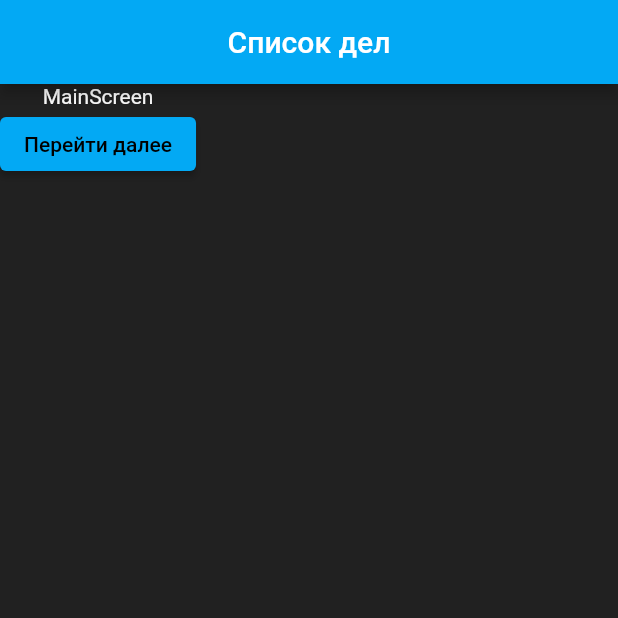
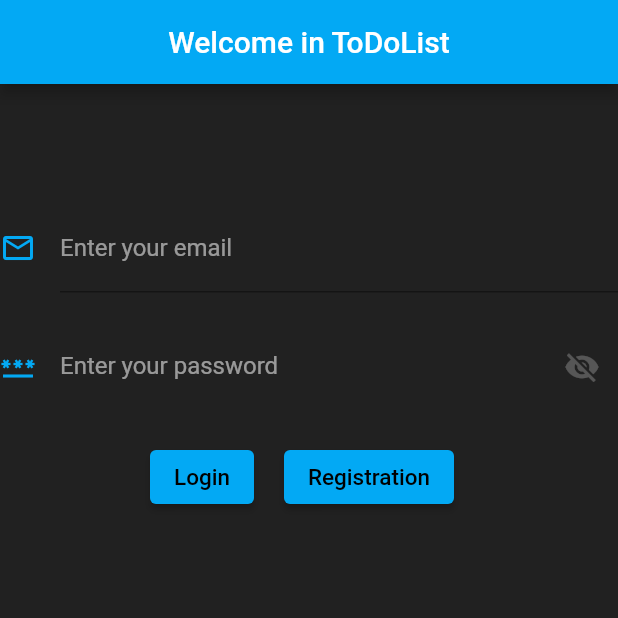
Before and after one commit to mrdamos69/to_do_list, a Flutter app: the screen it shows after launch, on a phone screen of 412 x 824 dp, the top half of it. Run offline on Flutter 3.47's test engine with Material 2 defaults, Android fonts, the phone set to English and light mode, and no system bars; our stand-ins replace cloud_firestore, email_validator, firebase_core; accounts and stored records are empty.

Commit message:
add registration and login menu

```diff
--- a/lib/main.dart
+++ b/lib/main.dart
@@ -1,6 +1,7 @@
 import 'package:flutter/material.dart';
 import 'package:todolist/pages/home.dart';
-import 'package:todolist/pages/mainScreen.dart';
+import 'package:todolist/pages/login.dart';
+import 'package:todolist/pages/registration.dart';
 
 import 'package:firebase_core/firebase_core.dart';
 import 'firebase_options.dart';
@@ -17,8 +18,9 @@ void main() async{
     ),
     initialRoute: '/',
     routes: {
-      '/': (context) => MainScreen(),
+      '/': (context) => login(),
       '/todo': (context) => Home(),
+      '/registration' : (context) => Registration(),
     },
   ));
 }
--- /dev/null
+++ b/lib/pages/login.dart
@@ -0,0 +1,103 @@
+import 'package:flutter/material.dart';
+import 'package:email_validator/email_validator.dart';
+
+
+class login extends StatefulWidget {
+  const login({super.key});
+  @override
+  State<login> createState() => _loginState();
+}
+
+class _loginState extends State<login> {
+      @override
+      bool _showPassword = false;
+      String _email = "";
+
+      void _togglevisibility() {
+        setState(() {
+          _showPassword = !_showPassword;
+        });
+      }
+
+      bool _isValidEmail(String email) {
+        return EmailValidator.validate(email);
+      }
+
+        Widget build(BuildContext context) {
+        return Scaffold(
+            backgroundColor: Colors.grey[900],
+            appBar: AppBar(
+              title: Text('Welcome in ToDoList', style: TextStyle(color: Colors.white),),
+              centerTitle: true,
+              iconTheme: IconThemeData(color: Colors.deepOrangeAccent),
+            ),
+
+
+            body: Column(
+              children: [
+                Padding(padding: EdgeInsets.all(40),),
+                TextFormField(
+                    // controller: _controller,
+                    keyboardType: TextInputType.emailAddress,
+                    decoration: const InputDecoration(
+                        labelText: "Enter your email",
+                        hintStyle: TextStyle(color: Colors.white12),
+                        labelStyle: TextStyle(color: Colors.white54),
+                        icon: Icon(Icons.email_outlined, color: Colors.lightBlue,)
+                    ),
+                  style: const TextStyle(color: Colors.lightBlue),
+                    validator: (value) {_isValidEmail(value.toString());},
+                ),
+
+                Padding(padding: EdgeInsets.all(10),),
+
+                TextFormField(
+                  keyboardType: TextInputType.text,
+                  obscureText: !_showPassword,
+                    decoration: InputDecoration(
+                        labelText: "Enter your password",
+                        hintStyle: TextStyle(color: Colors.white12),
+                        labelStyle: TextStyle(color: Colors.white54, ),
+                        border: InputBorder.none,
+                        icon: Icon(
+                          Icons.password,
+                          color: Colors.lightBlue,
+                        ),
+                        suffixIcon: GestureDetector(
+                          onTap: _togglevisibility,
+                          child: Icon(
+                            _showPassword ? Icons.visibility : Icons
+                            .visibility_off, color: Colors.white24),
+                          ),
+                        ),
+                    style: const TextStyle(color: Colors.lightBlue),
+                ),
+
+                Padding(padding: EdgeInsets.all(10),),
+
+                Row(
+                  children: [
+                    const Padding(padding: EdgeInsets.only(left: 100, top: 10),),
+                    ElevatedButton(
+                      onPressed: () {
+                        // Navigator.pushNamed(context, '/todo');
+                        // Navigator.pushNamedAndRemoveUntil(context, '/todo', (route) => false);
+                        Navigator.pushReplacementNamed(context, '/todo');
+                      },
+                      child: Text('Login', style: TextStyle(fontSize: 15)),
+
+                    ),
+                    const Padding(padding: EdgeInsets.only(left: 20),),
+                    ElevatedButton(
+                      onPressed: () {
+                        Navigator.pushReplacementNamed(context, '/registration');
+                      },
+                      child: Text('Registration', style: TextStyle(fontSize: 15)),
+                    ),
+                  ],
+                )
+              ],
+            )
+        );
+      }
+}
--- a/lib/pages/mainScreen.dart
+++ /dev/null
@@ -1,28 +0,0 @@
-import 'package:flutter/material.dart';
-
-    class MainScreen extends StatelessWidget {
-      const MainScreen({super.key});
-
-      @override
-      Widget build(BuildContext context) {
-        return Scaffold(
-            backgroundColor: Colors.grey[900],
-            appBar: AppBar(
-              title: Text('Список дел', style: TextStyle(color: Colors.white),),
-              centerTitle: true,
-            ),
-            body: Column(
-              children: [
-                Text('MainScreen',style: TextStyle(color: Colors.white),),
-                ElevatedButton(
-                    onPressed: () {
-                      // Navigator.pushNamed(context, '/todo');
-                      // Navigator.pushNamedAndRemoveUntil(context, '/todo', (route) => false);
-                      Navigator.pushReplacementNamed(context, '/todo');
-                    },
-                    child: Text('Перейти далее'))
-              ],
-            )
-        );
-      }
-    }
--- a/pubspec.yaml
+++ b/pubspec.yaml
@@ -37,6 +37,7 @@ dependencies:
   cupertino_icons: ^1.0.2
   firebase_core:
   cloud_firestore: ^4.9.1
+  email_validator: ^2.0.1
 
 dev_dependencies:
   flutter_test:
```
Also changed, not shown: lib/pages/home.dart (+0 -7 lines), lib/pages/registration.dart (added, +162 -0 lines), pubspec.lock.
